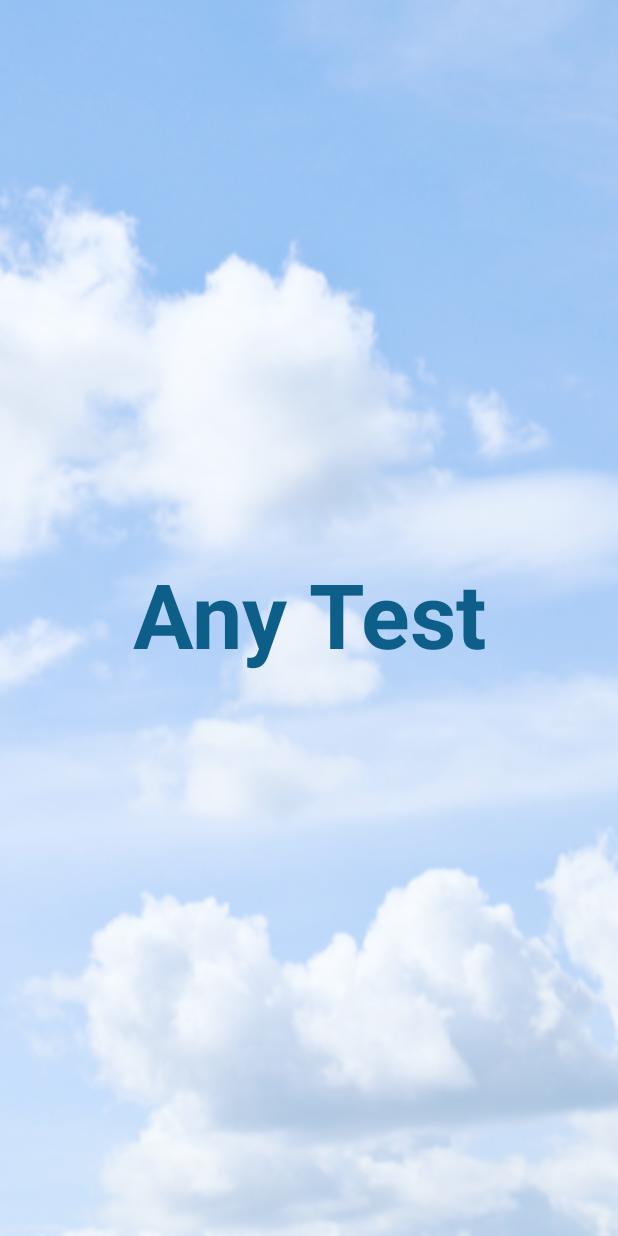
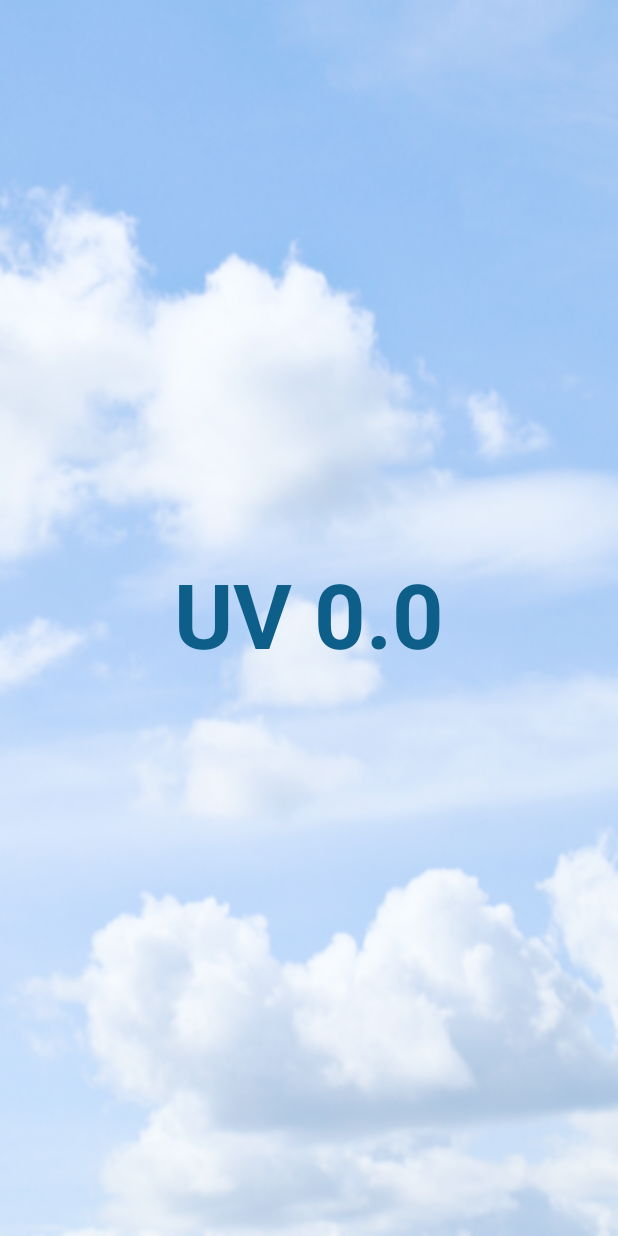
Before and after one commit to DmitrySergienko/WeatherFirst, an Android app built with Jetpack Compose: the screen it shows after launch (MainActivity), after a tap on "UV image", on a phone screen of 412 x 824 dp. Run offline under Robolectric (Android 15) with nearby library versions, the phone set to English and light mode, and no system bars; our stand-ins replace AdMob, Dagger/Hilt's generated code, accompanist; pictures from the network do not load; 6 statements that could not run were skipped.

Commit message:
33. UV screen (the value attached)

```diff
--- a/app/src/main/java/ru/ds/weatherfirst/ui/screens/days/RecyclerScreenDays.kt
+++ b/app/src/main/java/ru/ds/weatherfirst/ui/screens/days/RecyclerScreenDays.kt
@@ -7,14 +7,14 @@ import androidx.compose.runtime.Composable
 import androidx.compose.runtime.collectAsState
 import androidx.compose.runtime.getValue
 import androidx.compose.ui.unit.dp
-import androidx.lifecycle.viewmodel.compose.viewModel
+import androidx.hilt.navigation.compose.hiltViewModel
 import ru.ds.weatherfirst.data.api.model.Forecastday
 import ru.ds.weatherfirst.ui.screens.HomeViewModel
 
 @Composable
 fun RecyclerScreenDays() {
 
-    val daysLiveData = viewModel(modelClass = HomeViewModel::class.java)
+    val daysLiveData = hiltViewModel<HomeViewModel>()
     val stateDays by daysLiveData.stateDay.collectAsState()
 
     LazyColumn(contentPadding = PaddingValues(bottom = 20.dp)){
--- a/app/src/main/java/ru/ds/weatherfirst/ui/screens/hours/RecyclerScreenHours.kt
+++ b/app/src/main/java/ru/ds/weatherfirst/ui/screens/hours/RecyclerScreenHours.kt
@@ -7,13 +7,13 @@ import androidx.compose.runtime.Composable
 import androidx.compose.runtime.collectAsState
 import androidx.compose.runtime.getValue
 import androidx.compose.ui.unit.dp
-import androidx.lifecycle.viewmodel.compose.viewModel
+import androidx.hilt.navigation.compose.hiltViewModel
 
 
 @Composable
 fun RecyclerScreen() {
 
-    val homeViewModel = viewModel(modelClass = HomeViewModel::class.java)
+    val homeViewModel = hiltViewModel<HomeViewModel>()
     val state by homeViewModel.state.collectAsState()
 
     LazyColumn(
--- a/app/src/main/java/ru/ds/weatherfirst/ui/screens/main/MainScreen.kt
+++ b/app/src/main/java/ru/ds/weatherfirst/ui/screens/main/MainScreen.kt
@@ -41,7 +41,7 @@ fun MainScreenHoist(
 @Composable
 fun MainScreen(city: String, onCityChange: (String) -> Unit,navController: NavController) {
 
-    //val mainScreenViewModel = viewModel(modelClass = HomeViewModel::class.java)
+
     val mainScreenViewModel = hiltViewModel<HomeViewModel>()
     val state by mainScreenViewModel.stateMain.collectAsState()
 
--- a/app/src/main/java/ru/ds/weatherfirst/ui/screens/uv_screen/UV_screen.kt
+++ b/app/src/main/java/ru/ds/weatherfirst/ui/screens/uv_screen/UV_screen.kt
@@ -8,6 +8,8 @@ import androidx.compose.foundation.layout.fillMaxSize
 import androidx.compose.material.MaterialTheme
 import androidx.compose.material.Text
 import androidx.compose.runtime.Composable
+import androidx.compose.runtime.collectAsState
+import androidx.compose.runtime.getValue
 import androidx.compose.ui.Alignment
 import androidx.compose.ui.Modifier
 import androidx.compose.ui.draw.alpha
@@ -15,9 +17,11 @@ import androidx.compose.ui.layout.ContentScale
 import androidx.compose.ui.res.painterResource
 import androidx.compose.ui.text.font.FontWeight
 import androidx.compose.ui.tooling.preview.Preview
+import androidx.hilt.navigation.compose.hiltViewModel
 import androidx.navigation.NavController
 import androidx.navigation.compose.rememberNavController
 import ru.ds.weatherfirst.R
+import ru.ds.weatherfirst.ui.screens.HomeViewModel
 import ru.ds.weatherfirst.ui.screens.navigation.Screen
 import ru.ds.weatherfirst.ui.theme.WeatherFirstTheme
 
@@ -25,6 +29,14 @@ import ru.ds.weatherfirst.ui.theme.WeatherFirstTheme
 fun UV_screen(
     navController: NavController
 ) {
+//viewModel
+    val uvLiveData = hiltViewModel<HomeViewModel>()
+    val state by uvLiveData.stateMain.collectAsState()
+
+// вызываем метод который подкачивает liveData
+   uvLiveData.getWeather("Dubai")
+
+
     WeatherFirstTheme {
         Image(
             painter = painterResource(id = R.drawable.ic_back_new),
@@ -40,7 +52,7 @@ fun UV_screen(
             horizontalAlignment = Alignment.CenterHorizontally,
             verticalArrangement = Arrangement.Center
         ) {
-            Text(
+            val any = Text(
                 modifier = Modifier
                     .clickable {
                         navController.navigate(Screen.UVscreen.route){
@@ -49,16 +61,15 @@ fun UV_screen(
                             }
                         }
                     },
-                text = "Any Test",
+                text = "UV ${state.uv}",
                 color = MaterialTheme.colors.primary,
                 fontSize = MaterialTheme.typography.h2.fontSize,
                 fontWeight = FontWeight.Bold,
 
                 )
         }
+    }
 
-
-    }
 }
 
 @Preview(showBackground = true)
```
